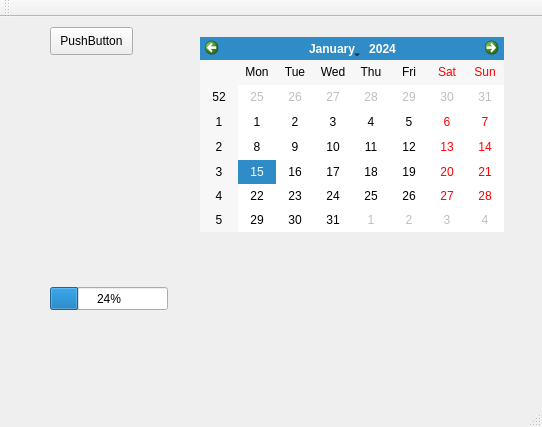
First picture: the form in mainwindow.ui, repository nicwah/qtmasterdetail, before the edit.
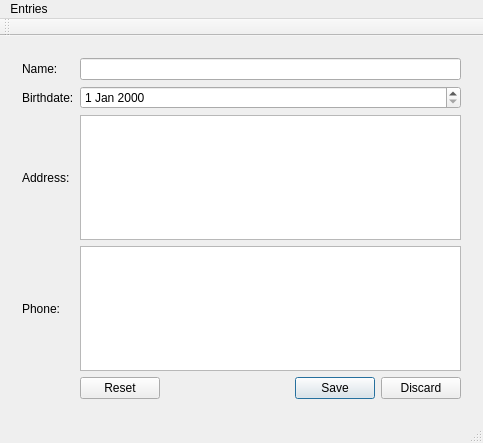
Second picture: the form after the edit. The open tabs and pages were chosen to show the change.

Commit message: Working version with click edit

```diff
--- a/mainwindow.ui
+++ b/mainwindow.ui
@@ -6,60 +6,97 @@
    <rect>
     <x>0</x>
     <y>0</y>
-    <width>542</width>
-    <height>427</height>
+    <width>483</width>
+    <height>443</height>
    </rect>
   </property>
   <property name="windowTitle">
    <string>MainWindow</string>
   </property>
   <widget class="QWidget" name="centralWidget">
-   <widget class="QPushButton" name="pushButton">
-    <property name="geometry">
-     <rect>
-      <x>50</x>
-      <y>10</y>
-      <width>83</width>
-      <height>28</height>
-     </rect>
-    </property>
-    <property name="text">
-     <string>PushButton</string>
-    </property>
-   </widget>
-   <widget class="QCalendarWidget" name="calendarWidget">
-    <property name="geometry">
-     <rect>
-      <x>200</x>
-      <y>20</y>
-      <width>304</width>
-      <height>195</height>
-     </rect>
-    </property>
-   </widget>
-   <widget class="QProgressBar" name="progressBar">
-    <property name="geometry">
-     <rect>
-      <x>50</x>
-      <y>270</y>
-      <width>118</width>
-      <height>23</height>
-     </rect>
-    </property>
-    <property name="value">
-     <number>24</number>
-    </property>
-   </widget>
+   <layout class="QGridLayout" name="gridLayout">
+    <item row="1" column="0">
+     <widget class="QStackedWidget" name="stackedWidget">
+      <widget class="QWidget" name="listPage">
+       <layout class="QGridLayout" name="gridLayout_2">
+        <item row="0" column="0">
+         <widget class="QListWidget" name="listWidget"/>
+        </item>
+       </layout>
+      </widget>
+      <widget class="QWidget" name="detailPage">
+       <layout class="QGridLayout" name="gridLayout_3">
+        <item row="0" column="0">
+         <widget class="QLabel" name="label">
+          <property name="text">
+           <string>Name:</string>
+          </property>
+         </widget>
+        </item>
+        <item row="0" column="1">
+         <widget class="QLineEdit" name="nameEdit"/>
+        </item>
+        <item row="1" column="0">
+         <widget class="QLabel" name="label_2">
+          <property name="text">
+           <string>Birthdate:</string>
+          </property>
+         </widget>
+        </item>
+        <item row="1" column="1">
+         <widget class="QDateEdit" name="birthDateEdit"/>
+        </item>
+        <item row="2" column="0">
+         <widget class="QLabel" name="label_3">
+          <property name="text">
+           <string>Address:</string>
+          </property>
+         </widget>
+        </item>
+        <item row="2" column="1">
+         <widget class="QPlainTextEdit" name="addressEdit"/>
+        </item>
+        <item row="3" column="0">
+         <widget class="QLabel" name="label_4">
+          <property name="text">
+           <string>Phone:</string>
+          </property>
+         </widget>
+        </item>
+        <item row="3" column="1">
+         <widget class="QPlainTextEdit" name="phoneEdit"/>
+        </item>
+        <item row="4" column="1">
+         <widget class="QDialogButtonBox" name="buttonBox">
+          <property name="standardButtons">
+           <set>QDialogButtonBox::Discard|QDialogButtonBox::Reset|QDialogButtonBox::Save</set>
+          </property>
+         </widget>
+        </item>
+       </layout>
+      </widget>
+     </widget>
+    </item>
+   </layout>
   </widget>
   <widget class="QMenuBar" name="menuBar">
    <property name="geometry">
     <rect>
      <x>0</x>
      <y>0</y>
-     <width>542</width>
+     <width>483</width>
      <height>25</height>
     </rect>
    </property>
+   <widget class="QMenu" name="menuEntries">
+    <property name="title">
+     <string>Entries</string>
+    </property>
+    <addaction name="actionAdd"/>
+    <addaction name="actionEdit"/>
+    <addaction name="actionRemove"/>
+   </widget>
+   <addaction name="menuEntries"/>
   </widget>
   <widget class="QToolBar" name="mainToolBar">
    <attribute name="toolBarArea">
```
Left out of the diff: 15 changed lines with no effect on the pictures. The commit also changes 3 other files.
